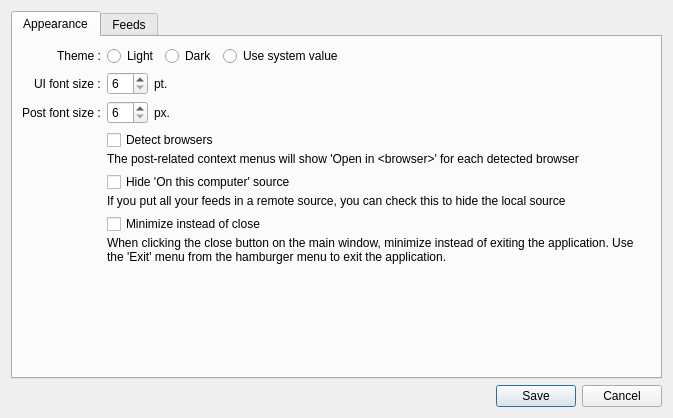
First picture: the form in client-desktop/src/dialogs/DialogPreferences.ui, repository zappatic/ZapFeedReader, before the edit.
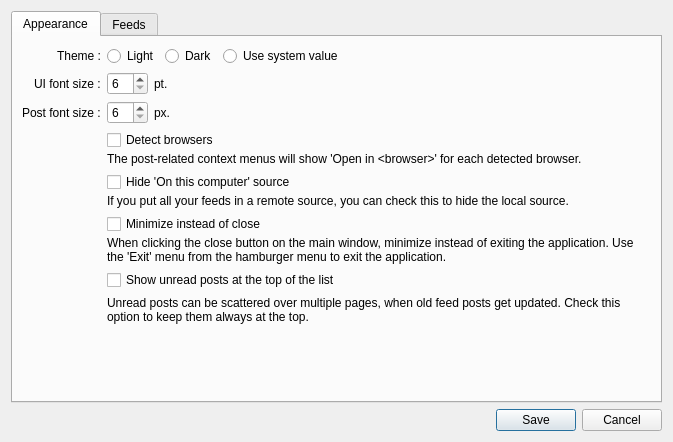
Second picture: the form after the edit.

Commit message: add preference option to keep unread posts at the top of the list

Diff of the .ui file:
```diff
--- a/client-desktop/src/dialogs/DialogPreferences.ui
+++ b/client-desktop/src/dialogs/DialogPreferences.ui
@@ -7,7 +7,7 @@
     <x>0</x>
     <y>0</y>
     <width>673</width>
-    <height>418</height>
+    <height>442</height>
    </rect>
   </property>
   <property name="minimumSize">
@@ -182,7 +182,7 @@
               </font>
              </property>
              <property name="text">
-              <string>&lt;html&gt;&lt;head/&gt;&lt;body&gt;&lt;p&gt;The post-related context menus will show 'Open in &amp;lt;browser&amp;gt;' for each detected browser&lt;/p&gt;&lt;/body&gt;&lt;/html&gt;</string>
+              <string>&lt;html&gt;&lt;head/&gt;&lt;body&gt;&lt;p&gt;The post-related context menus will show 'Open in &amp;lt;browser&amp;gt;' for each detected browser.&lt;/p&gt;&lt;/body&gt;&lt;/html&gt;</string>
              </property>
             </widget>
            </item>
@@ -208,7 +208,7 @@
               </font>
              </property>
              <property name="text">
-              <string>If you put all your feeds in a remote source, you can check this to hide the local source</string>
+              <string>&lt;html&gt;&lt;head/&gt;&lt;body&gt;&lt;p&gt;If you put all your feeds in a remote source, you can check this to hide the local source.&lt;/p&gt;&lt;/body&gt;&lt;/html&gt;</string>
              </property>
             </widget>
            </item>
@@ -235,6 +235,32 @@
              </property>
              <property name="text">
               <string>When clicking the close button on the main window, minimize instead of exiting the application. Use the 'Exit' menu from the hamburger menu to exit the application.</string>
+             </property>
+             <property name="wordWrap">
+              <bool>true</bool>
+             </property>
+            </widget>
+           </item>
+          </layout>
+         </item>
+         <item row="6" column="1">
+          <layout class="QVBoxLayout" name="verticalLayout_11">
+           <item>
+            <widget class="QCheckBox" name="checkBoxUnreadPostsAtTop">
+             <property name="text">
+              <string>Show unread posts at the top of the list</string>
+             </property>
+            </widget>
+           </item>
+           <item>
+            <widget class="QLabel" name="label_2">
+             <property name="font">
+              <font>
+               <pointsize>9</pointsize>
+              </font>
+             </property>
+             <property name="text">
+              <string>&lt;html&gt;&lt;head/&gt;&lt;body&gt;&lt;p&gt;Unread posts can be scattered over multiple pages, when old feed posts get updated. Check this option to keep them always at the top.&lt;/p&gt;&lt;/body&gt;&lt;/html&gt;</string>
              </property>
              <property name="wordWrap">
               <bool>true</bool>
```
The commit also changes 43 other files.
